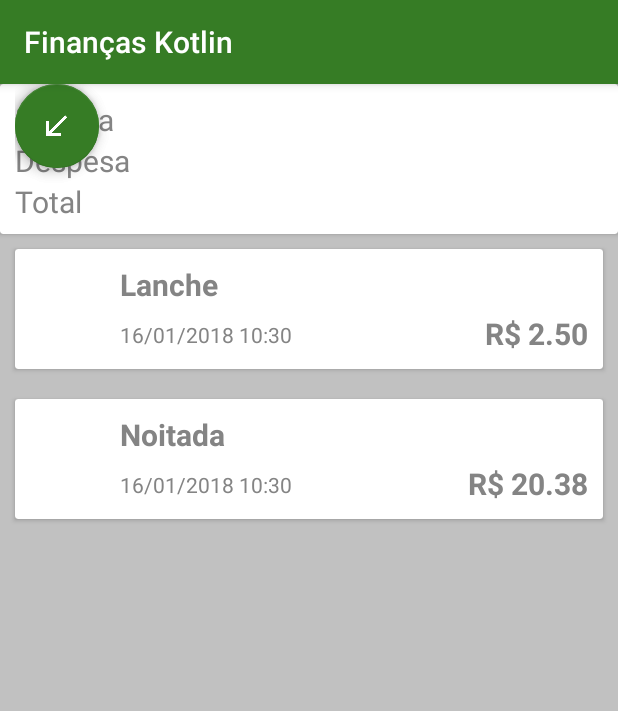
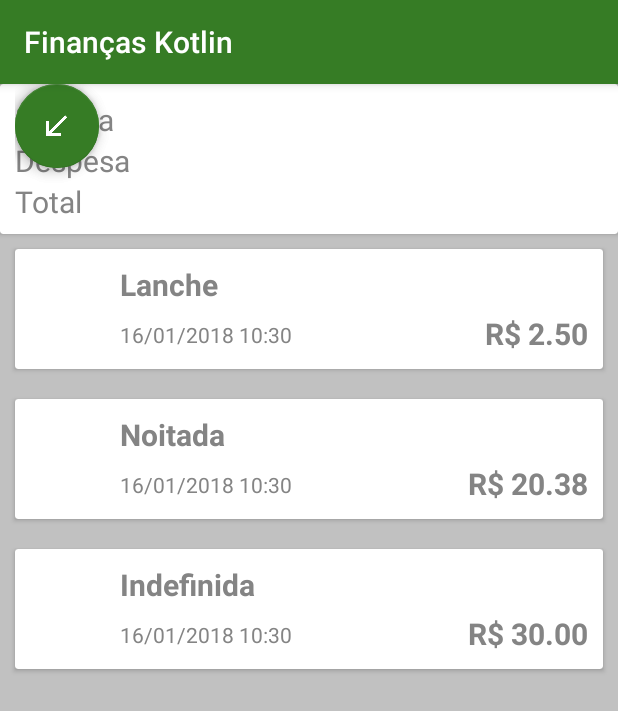
Before and after one commit to CaiqueCoelho/iniciandoKotlin, an Android app: the screen it shows after launch (ListaTransacoesActivity), on a phone screen of 412 x 824 dp. Shown: the top 711 px of the screen. Run offline under Robolectric (Android 15) with nearby library versions, the phone set to English and light mode, and no system bars; plain views replace FloatingActionButton, FloatingActionMenu.

```diff
--- a/app/src/main/java/br/unifor/financaskotlin/model/Transacao.kt
+++ b/app/src/main/java/br/unifor/financaskotlin/model/Transacao.kt
@@ -3,6 +3,11 @@ package br.unifor.financaskotlin.model
 import java.math.BigDecimal
 import java.util.*
 
-class Transacao (var valor: BigDecimal,
-                 var categoria: String,
-                 var data: Calendar)
+class Transacao (var valor: BigDecimal = BigDecimal.ZERO,
+                 var categoria: String = "Indefinida",
+                 var tipo: Tipo,
+                 var data: Calendar = Calendar.getInstance())
+
+enum class Tipo{
+    RECEITA, DESPESA
+}
--- a/app/src/main/java/br/unifor/financaskotlin/view/activity/ListaTransacoesActivity.kt
+++ b/app/src/main/java/br/unifor/financaskotlin/view/activity/ListaTransacoesActivity.kt
@@ -3,6 +3,7 @@ package br.unifor.financaskotlin.view.activity
 import android.os.Bundle
 import android.support.v7.app.AppCompatActivity
 import br.unifor.financaskotlin.R
+import br.unifor.financaskotlin.model.Tipo
 import br.unifor.financaskotlin.view.adapter.TransacoesAdapter
 import br.unifor.financaskotlin.model.Transacao
 import kotlinx.android.synthetic.main.activity_lista_transacoes.*
@@ -13,14 +14,13 @@ import java.util.*
 class ListaTransacoesActivity : AppCompatActivity() {
 
     override fun onCreate(savedInstanceState: Bundle?){
+
         super.onCreate(savedInstanceState)
         setContentView(R.layout.activity_lista_transacoes)
 
-        //Constante VAL, Variável VAR
-//        val transacoes = listOf("Compra 1 - R$100", "Compra 2 - R$35,00")
-
-        val transacoes = listOf(Transacao(BigDecimal(2.5), "Lanche", Calendar.getInstance()),
-                Transacao(BigDecimal(20.38), "Noitada", Calendar.getInstance()))
+        val transacoes = listOf(Transacao(BigDecimal(2.5), "Lanche", tipo = Tipo.DESPESA),
+                Transacao(BigDecimal(20.38), "Noitada", tipo = Tipo.DESPESA),
+                Transacao(BigDecimal(30.00), tipo = Tipo.RECEITA))
 
         val adapter = TransacoesAdapter(transacoes, this)
 
```
